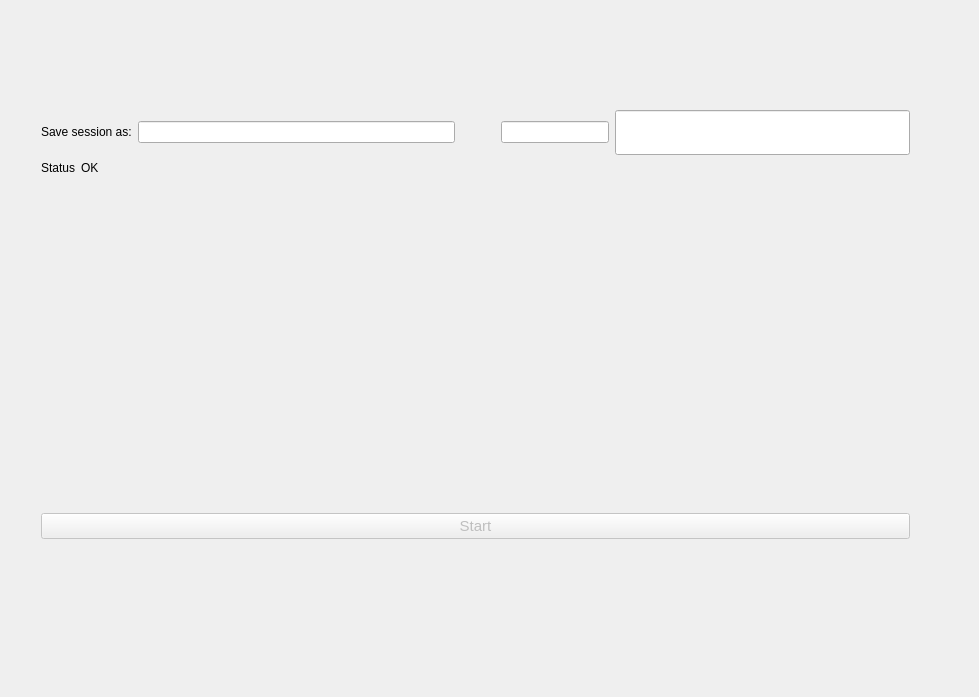
gimlidc/SonoGrabber, file src/mainwindowResize.ui: the form before one commit.
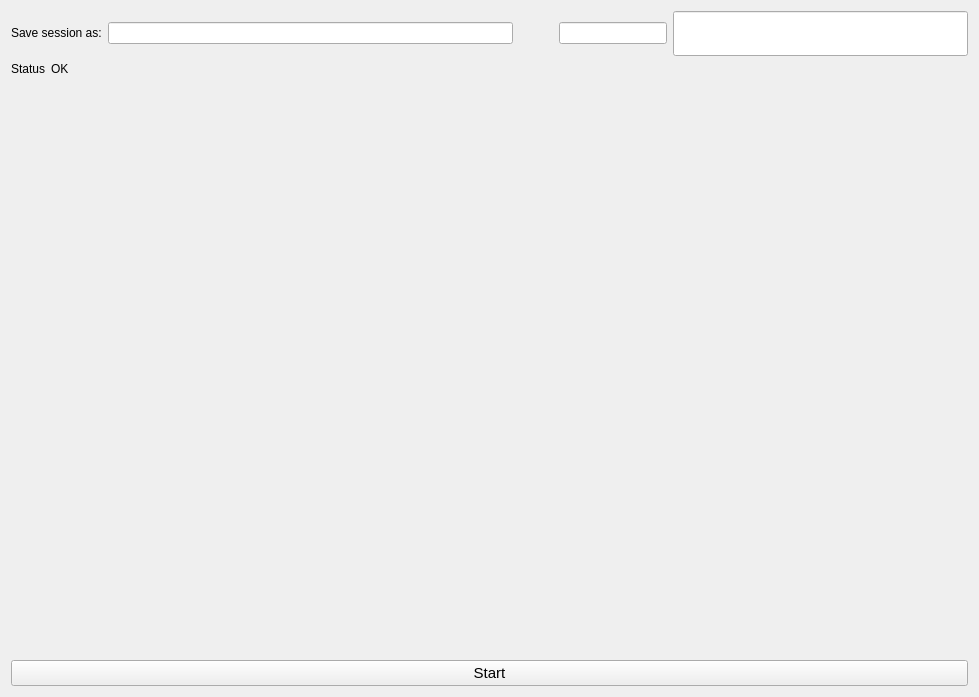
The form after the commit.

Commit message: Resizable window - working version

What changed in the file:
```diff
--- a/src/mainwindowResize.ui
+++ b/src/mainwindowResize.ui
@@ -20,15 +20,8 @@
      <verstretch>0</verstretch>
     </sizepolicy>
    </property>
-   <widget class="QWidget" name="horizontalLayoutWidget">
-    <property name="geometry">
-     <rect>
-      <x>30</x>
-      <y>99</y>
-      <width>891</width>
-      <height>451</height>
-     </rect>
-    </property>
+   <layout class="QVBoxLayout" name="verticalLayout_2">
+    <item>
     <layout class="QHBoxLayout" name="mainWindow">
      <property name="sizeConstraint">
       <enum>QLayout::SetMinimumSize</enum>
@@ -108,7 +101,7 @@
           <widget class="QLineEdit" name="lineEdit_3">
            <property name="sizePolicy">
             <sizepolicy hsizetype="MinimumExpanding" vsizetype="Fixed">
-             <horstretch>0</horstretch>
+              <horstretch>1</horstretch>
              <verstretch>0</verstretch>
             </sizepolicy>
            </property>
@@ -148,7 +141,7 @@
          <item>
           <widget class="QLabel" name="state">
            <property name="sizePolicy">
-            <sizepolicy hsizetype="MinimumExpanding" vsizetype="Preferred">
+             <sizepolicy hsizetype="Minimum" vsizetype="Preferred">
              <horstretch>0</horstretch>
              <verstretch>0</verstretch>
             </sizepolicy>
@@ -181,7 +174,7 @@
          <item>
           <widget class="QLabel" name="sonoImage">
            <property name="enabled">
-            <bool>false</bool>
+             <bool>true</bool>
            </property>
            <property name="sizePolicy">
             <sizepolicy hsizetype="MinimumExpanding" vsizetype="MinimumExpanding">
@@ -189,6 +182,12 @@
              <verstretch>0</verstretch>
             </sizepolicy>
            </property>
+            <property name="font">
+             <font>
+              <weight>75</weight>
+              <bold>true</bold>
+             </font>
+            </property>
            <property name="text">
             <string/>
            </property>
@@ -200,14 +199,9 @@
         </layout>
        </item>
        <item>
-        <layout class="QHBoxLayout" name="horizontalLayout_4">
-         <property name="sizeConstraint">
-          <enum>QLayout::SetMinimumSize</enum>
-         </property>
-         <item>
           <widget class="QPushButton" name="pushButtonRun">
            <property name="enabled">
-            <bool>false</bool>
+           <bool>true</bool>
            </property>
            <property name="sizePolicy">
             <sizepolicy hsizetype="MinimumExpanding" vsizetype="Fixed">
@@ -233,7 +227,6 @@
       </layout>
      </item>
     </layout>
-   </widget>
   </widget>
  </widget>
  <layoutdefault spacing="6" margin="11"/>
```
Left out of the diff: 2 changed lines with no effect on the pictures. Lines whose indentation alone changed are shown as unchanged. The commit also changes 3 other files.
